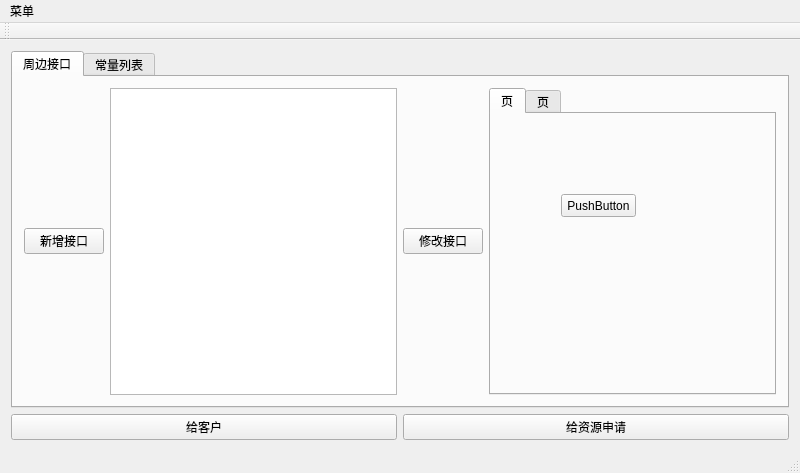
Old version of the form mainwindow.ui in the repository yixuehan/HsExcelConvert.
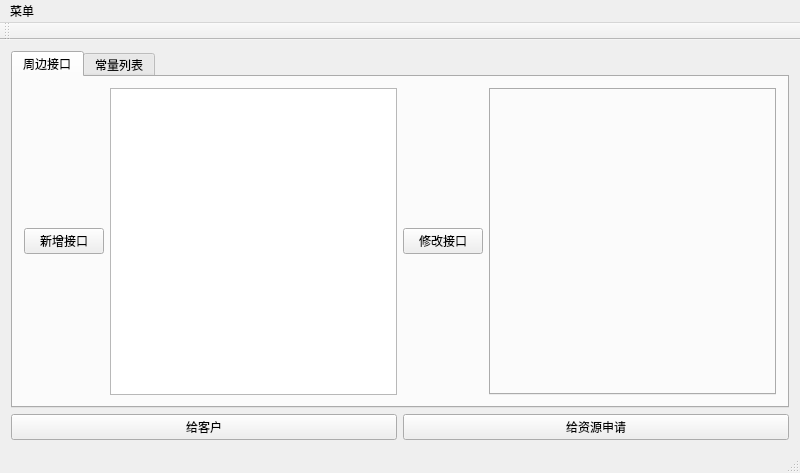
New version of the form.

What changed in the file:
```diff
--- a/mainwindow.ui
+++ b/mainwindow.ui
@@ -54,29 +54,6 @@
               <property name="currentIndex">
                <number>0</number>
               </property>
-              <widget class="QWidget" name="tab">
-               <attribute name="title">
-                <string>页</string>
-               </attribute>
-               <widget class="QPushButton" name="pushButton">
-                <property name="geometry">
-                 <rect>
-                  <x>70</x>
-                  <y>80</y>
-                  <width>75</width>
-                  <height>23</height>
-                 </rect>
-                </property>
-                <property name="text">
-                 <string>PushButton</string>
-                </property>
-               </widget>
-              </widget>
-              <widget class="QWidget" name="tab_3">
-               <attribute name="title">
-                <string>页</string>
-               </attribute>
-              </widget>
              </widget>
             </item>
            </layout>
```
Left out of the diff: 4 changed lines with no effect on the pictures.
